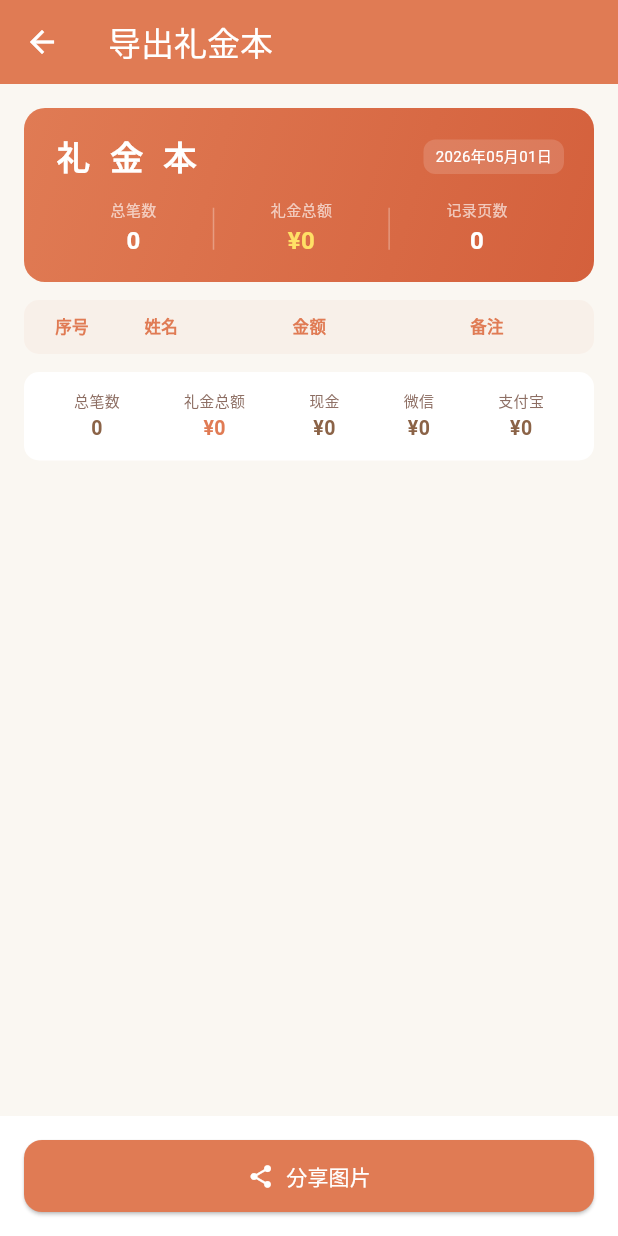
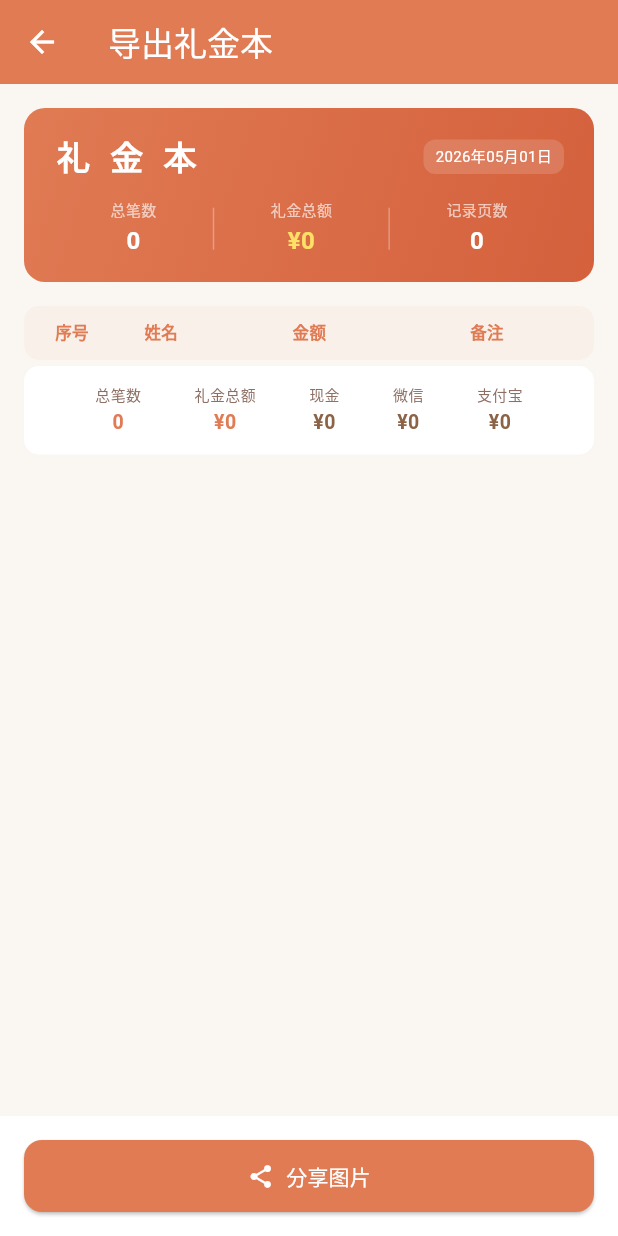
Before and after one commit to huise513/gift_record, a Flutter app: the screen it shows after launch, after a tap on "导出", on a phone screen of 412 x 824 dp. Run offline on Flutter 3.47's test engine with Material 3 defaults, Android fonts, the phone set to English and light mode, and no system bars; our stand-ins replace screenshot, share_plus, sqflite; accounts and stored records are empty; Roboto replaces fonts that are missing (Microsoft YaHei).

Commit message:
v1.9.0: 预览界面完整展示所有记录，数据列居中对齐表头

```diff
--- a/lib/screens/export_screen.dart
+++ b/lib/screens/export_screen.dart
@@ -31,7 +31,7 @@ class ExportGiftBookScreen extends StatelessWidget {
           Expanded(
             child: SingleChildScrollView(
               padding: const EdgeInsets.all(16),
-              child: _PreviewList(gifts: gifts, totalAmount: totalAmount),
+              child: _PreviewCard(gifts: gifts, totalAmount: totalAmount),
             ),
           ),
           Container(
@@ -267,8 +267,8 @@ class ExportGiftBookScreen extends StatelessWidget {
                         color: isEven ? Colors.white : const Color(0xFFFAF7F2),
                         border: Border(bottom: BorderSide(color: Colors.brown.withOpacity(0.07))),
                       ),
-                      child: Row(
-                        children: const [
+                      child: const Row(
+                        children: [
                           _Cell('', width: 40),
                           _Cell('', flex: 2),
                           _Cell('', flex: 3),
@@ -478,7 +478,7 @@ class _Cell extends StatelessWidget {
         width: width,
         child: Text(
           text,
-          textAlign: center ? TextAlign.center : TextAlign.start,
+          textAlign: center ? TextAlign.center : TextAlign.center,
           style: style,
           overflow: TextOverflow.ellipsis,
         ),
@@ -489,7 +489,7 @@ class _Cell extends StatelessWidget {
         flex: flex!,
         child: Text(
           text,
-          textAlign: center ? TextAlign.center : TextAlign.start,
+          textAlign: center ? TextAlign.center : TextAlign.center,
           style: style,
           overflow: TextOverflow.ellipsis,
           maxLines: 1,
@@ -542,22 +542,23 @@ class _SummaryItem extends StatelessWidget {
   }
 }
 
-// ─── 预览列表（与导出图片一致的布局）────────────────────────────────────────
+// ─── 预览卡片（与导出图片完全一致的布局）────────────────────────────────────
 
-class _PreviewList extends StatelessWidget {
+class _PreviewCard extends StatelessWidget {
   final List<GiftEntry> gifts;
   final double totalAmount;
 
-  const _PreviewList({required this.gifts, required this.totalAmount});
+  const _PreviewCard({required this.gifts, required this.totalAmount});
 
   @override
   Widget build(BuildContext context) {
     final currencyFmt = NumberFormat.currency(symbol: '¥', decimalDigits: 0);
+    final dateFmt = DateFormat('yyyy年MM月dd日');
     final pageCount = (gifts.length / 12).ceil();
 
     return Column(
       children: [
-        // 头部预览
+        // 头部
         Container(
           padding: const EdgeInsets.symmetric(vertical: 16, horizontal: 20),
           decoration: BoxDecoration(
@@ -589,7 +590,7 @@ class _PreviewList extends StatelessWidget {
                       borderRadius: BorderRadius.circular(8),
                     ),
                     child: Text(
-                      DateFormat('yyyy年MM月dd日').format(DateTime.now()),
+                      dateFmt.format(DateTime.now()),
                       style: const TextStyle(fontSize: 10, color: Colors.white),
                     ),
                   ),
@@ -599,18 +600,41 @@ class _PreviewList extends StatelessWidget {
               Row(
                 mainAxisAlignment: MainAxisAlignment.spaceEvenly,
                 children: [
-                  _StatItem(label: '总笔数', value: '${gifts.length}'),
+                  Column(
+                    children: [
+                      Text('总笔数', style: TextStyle(fontSize: 10, color: Colors.white.withOpacity(0.65))),
+                      const SizedBox(height: 2),
+                      Text('${gifts.length}', style: const TextStyle(fontSize: 16, fontWeight: FontWeight.bold, color: Colors.white)),
+                    ],
+                  ),
                   Container(width: 1, height: 28, color: Colors.white.withOpacity(0.3)),
-                  _StatItem(label: '礼金总额', value: currencyFmt.format(totalAmount), valueColor: const Color(0xFFFFE066)),
+                  Column(
+                    children: [
+                      Text('礼金总额', style: TextStyle(fontSize: 10, color: Colors.white.withOpacity(0.65))),
+                      const SizedBox(height: 2),
+                      Text(currencyFmt.format(totalAmount), style: const TextStyle(fontSize: 16, fontWeight: FontWeight.bold, color: Color(0xFFFFE066))),
+                    ],
+                  ),
                   Container(width: 1, height: 28, color: Colors.white.withOpacity(0.3)),
-                  _StatItem(label: '记录页数', value: '$pageCount'),
+                  Column(
+                    children: [
+                      Text('记录页数', style: TextStyle(fontSize: 10, color: Colors.white.withOpacity(0.65))),
+                      const SizedBox(height: 2),
+                      Text('$pageCount', style: const TextStyle(fontSize: 16, fontWeight: FontWeight.bold, color: Colors.white)),
+                    ],
+                  ),
                 ],
               ),
             ],
           ),
         ),
 
-        const SizedBox(height: 12),
+        const SizedBox(height: 8),
+
+        // 支付方式统计
+        _PreviewPaymentSummary(gifts: gifts, currencyFmt: currencyFmt),
+
+        const SizedBox(height: 8),
 
         // 表头
         Container(
@@ -631,11 +655,48 @@ class _PreviewList extends StatelessWidget {
 
         const SizedBox(height: 4),
 
-        // 记录列表（只显示前12条作为预览）
+        // 全部记录（按页分组，与导出图片完全一致）
+        ...List.generate(pageCount, (pageIndex) {
+          final startIdx = pageIndex * 12;
+          final endIdx = (startIdx + 12).clamp(0, gifts.length);
+          final pageGifts = gifts.sublist(startIdx, endIdx);
+
+          return Column(
+            children: [
+              // 页眉
+              if (pageIndex > 0)
+                Container(
+                  width: double.infinity,
+                  padding: const EdgeInsets.symmetric(vertical: 5, horizontal: 12),
+                  decoration: BoxDecoration(
+                    color: const Color(0xFFE07B54).withOpacity(0.04),
+                    borderRadius: const BorderRadius.vertical(top: Radius.circular(10)),
+                  ),
+                  child: Row(
+                    children: [
+                      const Icon(Icons.subdirectory_arrow_right, size: 12, color: Color(0xFFE07B54)),
+                      const SizedBox(width: 4),
+                      Text(
+                        '第 ${pageIndex + 1} 页（续）',
+                        style: const TextStyle(fontSize: 10, color: Color(0xFFE07B54), fontWeight: FontWeight.w500),
+                      ),
+                      const Spacer(),
+                      Text(
+                        '本页小计：${currencyFmt.format(pageGifts.fold(0.0, (sum, g) => sum + g.amount))}',
+                        style: const TextStyle(fontSize: 10, color: Color(0xFFE07B54)),
+                      ),
+                    ],
+                  ),
+                ),
+
+              // 记录列表
               Container(
                 decoration: BoxDecoration(
                   color: Colors.white,
-            borderRadius: BorderRadius.circular(10),
+                  borderRadius: BorderRadius.vertical(
+                    top: pageIndex == 0 ? const Radius.circular(10) : Radius.zero,
+                    bottom: pageIndex == pageCount - 1 ? const Radius.circular(10) : const Radius.circular(0),
+                  ),
                   boxShadow: [
                     BoxShadow(
                       color: Colors.brown.withOpacity(0.04),
@@ -645,57 +706,82 @@ class _PreviewList extends StatelessWidget {
                   ],
                 ),
                 child: ClipRRect(
-            borderRadius: BorderRadius.circular(10),
+                  borderRadius: BorderRadius.vertical(
+                    top: pageIndex == 0 ? const Radius.circular(10) : Radius.zero,
+                    bottom: pageIndex == pageCount - 1 ? const Radius.circular(10) : Radius.zero,
+                  ),
                   child: Column(
-              children: List.generate(
-                gifts.length.clamp(0, 12),
-                (index) {
-                  final gift = gifts[index];
+                    children: pageGifts.asMap().entries.map((entry) {
+                      final index = entry.key;
+                      final gift = entry.value;
+                      final globalIndex = startIdx + index;
                       final isEven = index % 2 == 0;
+
                       return Container(
-                    padding: const EdgeInsets.symmetric(horizontal: 12, vertical: 10),
+                        padding: const EdgeInsets.symmetric(horizontal: 12, vertical: 9),
                         decoration: BoxDecoration(
                           color: isEven ? Colors.white : const Color(0xFFFAF7F2),
-                      border: Border(
-                        bottom: BorderSide(color: Colors.brown.withOpacity(0.06)),
-                      ),
+                          border: Border(bottom: BorderSide(color: Colors.brown.withOpacity(0.06))),
                         ),
                         child: Row(
                           children: [
-                        _PCell('${index + 1}', width: 40, center: true, color: const Color(0xFFB8907A)),
+                            _PCell('${globalIndex + 1}', width: 40, center: true, color: const Color(0xFFB8907A)),
                             _PCell(gift.giverName, flex: 2),
-                        _PCell(_formatAmountPreview(currencyFmt, gift), flex: 3),
+                            _PCell(_formatAmount(currencyFmt, gift), flex: 3),
                             _PCell(gift.note ?? '', flex: 3, fontSize: 11, color: const Color(0xFF9E8B7D)),
                           ],
                         ),
                       );
-                },
-              ),
+                    }).toList(),
                   ),
                 ),
               ),
 
+              // 页脚
+              Container(
+                width: double.infinity,
+                padding: const EdgeInsets.symmetric(horizontal: 12, vertical: 6),
+                decoration: BoxDecoration(
+                  color: const Color(0xFFE07B54).withOpacity(0.03),
+                  borderRadius: BorderRadius.vertical(
+                    bottom: pageIndex == pageCount - 1 ? const Radius.circular(10) : Radius.zero,
+                  ),
+                ),
+                child: Row(
+                  mainAxisAlignment: MainAxisAlignment.spaceBetween,
+                  children: [
+                    Text(
+                      '第 ${pageIndex + 1} / $pageCount 页',
+                      style: TextStyle(fontSize: 10, color: Colors.brown[300]),
+                    ),
+                    Text(
+                      '本页小计：${currencyFmt.format(pageGifts.fold(0.0, (sum, g) => sum + g.amount))}',
+                      style: const TextStyle(fontSize: 10, color: Color(0xFFE07B54)),
+                    ),
+                  ],
+                ),
+              ),
+
               const SizedBox(height: 8),
+            ],
+          );
+        }),
 
-        // 支付方式汇总
-        _buildSummary(currencyFmt),
-
-        if (gifts.length > 12)
+        // 底部汇总
         Container(
           padding: const EdgeInsets.all(12),
           decoration: BoxDecoration(
-              color: const Color(0xFFE07B54).withOpacity(0.04),
+            color: Colors.white,
             borderRadius: BorderRadius.circular(10),
           ),
           child: Row(
-              mainAxisAlignment: MainAxisAlignment.center,
+            mainAxisAlignment: MainAxisAlignment.spaceEvenly,
             children: [
-                const Icon(Icons.info_outline, size: 14, color: Color(0xFFE07B54)),
-                const SizedBox(width: 6),
-                Text(
-                  '共 ${gifts.length} 条记录，分 $pageCount 页导出',
-                  style: const TextStyle(fontSize: 12, color: Color(0xFFE07B54)),
-                ),
+              _SummaryCol(label: '总笔数', value: '${gifts.length}', color: const Color(0xFFE07B54)),
+              _SummaryCol(label: '礼金总额', value: currencyFmt.format(totalAmount), color: const Color(0xFFE07B54)),
+              _SummaryCol(label: '现金', value: currencyFmt.format(_sumByMethod(gifts, '现金'))),
+              _SummaryCol(label: '微信', value: currencyFmt.format(_sumByMethod(gifts, '微信'))),
+              _SummaryCol(label: '支付宝', value: currencyFmt.format(_sumByMethod(gifts, '支付宝'))),
             ],
           ),
         ),
@@ -703,31 +789,37 @@ class _PreviewList extends StatelessWidget {
     );
   }
 
-  Widget _buildSummary(NumberFormat currencyFmt) {
+  Widget _PreviewPaymentSummary({required List<GiftEntry> gifts, required NumberFormat currencyFmt}) {
     final cashTotal = _sumByMethod(gifts, '现金');
     final wechatTotal = _sumByMethod(gifts, '微信');
     final alipayTotal = _sumByMethod(gifts, '支付宝');
+    final bankTotal = _sumByMethod(gifts, '银行转账');
+
+    final hasMultiple = [cashTotal, wechatTotal, alipayTotal, bankTotal].where((t) => t > 0).length;
+    if (hasMultiple <= 1) return const SizedBox.shrink();
 
     return Container(
-          padding: const EdgeInsets.all(12),
+      padding: const EdgeInsets.symmetric(horizontal: 12, vertical: 8),
       decoration: BoxDecoration(
         color: Colors.white,
         borderRadius: BorderRadius.circular(10),
       ),
       child: Row(
-            mainAxisAlignment: MainAxisAlignment.spaceAround,
         children: [
-              _SummaryCol(label: '总笔数', value: '${gifts.length}'),
-              _SummaryCol(label: '礼金总额', value: currencyFmt.format(totalAmount), valueColor: const Color(0xFFE07B54)),
-              _SummaryCol(label: '现金', value: currencyFmt.format(cashTotal)),
-              _SummaryCol(label: '微信', value: currencyFmt.format(wechatTotal)),
-              _SummaryCol(label: '支付宝', value: currencyFmt.format(alipayTotal)),
+          const Icon(Icons.pie_chart_outline, size: 12, color: Color(0xFFE07B54)),
+          const SizedBox(width: 4),
+          Text('支付方式', style: TextStyle(fontSize: 10, color: Colors.brown[400], fontWeight: FontWeight.w500)),
+          const SizedBox(width: 8),
+          if (cashTotal > 0) _PreviewChip(label: '现金', amount: currencyFmt.format(cashTotal)),
+          if (wechatTotal > 0) _PreviewChip(label: '微信', amount: currencyFmt.format(wechatTotal)),
+          if (alipayTotal > 0) _PreviewChip(label: '支付宝', amount: currencyFmt.format(alipayTotal)),
+          if (bankTotal > 0) _PreviewChip(label: '银行转账', amount: currencyFmt.format(bankTotal)),
         ],
       ),
     );
   }
 
-  String _formatAmountPreview(NumberFormat currencyFmt, GiftEntry gift) {
+  String _formatAmount(NumberFormat currencyFmt, GiftEntry gift) {
     if (gift.paymentMethod != '现金') {
       return '${currencyFmt.format(gift.amount)}（${gift.paymentMethod}）';
     }
@@ -736,28 +828,6 @@ class _PreviewList extends StatelessWidget {
 
   double _sumByMethod(List<GiftEntry> gifts, String method) {
     return gifts.where((g) => g.paymentMethod == method).fold(0.0, (sum, g) => sum + g.amount);
-  }
-}
-
-class _StatItem extends StatelessWidget {
-  final String label;
-  final String value;
-  final Color? valueColor;
-
-  const _StatItem({required this.label, required this.value, this.valueColor});
-
-  @override
-  Widget build(BuildContext context) {
-    return Column(
-      children: [
-        Text(label, style: TextStyle(fontSize: 10, color: Colors.white.withOpacity(0.65))),
-        const SizedBox(height: 2),
-        Text(
-          value,
-          style: TextStyle(fontSize: 16, fontWeight: FontWeight.bold, color: valueColor ?? Colors.white),
-        ),
-      ],
-    );
   }
 }
 
@@ -810,25 +880,36 @@ class _PCell extends StatelessWidget {
     if (width != null) {
       return SizedBox(
         width: width,
-        child: Text(text, textAlign: center ? TextAlign.center : TextAlign.start, style: style, overflow: TextOverflow.ellipsis),
+        child: Text(
+          text,
+          textAlign: center ? TextAlign.center : TextAlign.center,
+          style: style,
+          overflow: TextOverflow.ellipsis,
+        ),
       );
     }
     if (flex != null) {
       return Expanded(
         flex: flex!,
-        child: Text(text, textAlign: center ? TextAlign.center : TextAlign.start, style: style, overflow: TextOverflow.ellipsis, maxLines: 1),
+        child: Text(
+          text,
+          textAlign: center ? TextAlign.center : TextAlign.center,
+          style: style,
+          overflow: TextOverflow.ellipsis,
+          maxLines: 1,
+        ),
       );
     }
-    return Text(text, style: style);
+    return Text(text, textAlign: TextAlign.center, style: style);
   }
 }
 
 class _SummaryCol extends StatelessWidget {
   final String label;
   final String value;
-  final Color? valueColor;
+  final Color? color;
 
-  const _SummaryCol({required this.label, required this.value, this.valueColor});
+  const _SummaryCol({required this.label, required this.value, this.color});
 
   @override
   Widget build(BuildContext context) {
@@ -836,8 +917,31 @@ class _SummaryCol extends StatelessWidget {
       children: [
         Text(label, style: TextStyle(fontSize: 10, color: Colors.brown[400])),
         const SizedBox(height: 2),
-        Text(value, style: TextStyle(fontSize: 13, fontWeight: FontWeight.bold, color: valueColor ?? const Color(0xFF8B6347))),
+        Text(value, style: TextStyle(fontSize: 13, fontWeight: FontWeight.bold, color: color ?? const Color(0xFF8B6347))),
       ],
     );
   }
 }
+
+class _PreviewChip extends StatelessWidget {
+  final String label;
+  final String amount;
+
+  const _PreviewChip({required this.label, required this.amount});
+
+  @override
+  Widget build(BuildContext context) {
+    return Container(
+      margin: const EdgeInsets.only(right: 6),
+      padding: const EdgeInsets.symmetric(horizontal: 6, vertical: 3),
+      decoration: BoxDecoration(
+        color: const Color(0xFFFAF7F2),
+        borderRadius: BorderRadius.circular(4),
+      ),
+      child: Text(
+        '$label $amount',
+        style: const TextStyle(fontSize: 10, color: Color(0xFF8B6347)),
+      ),
+    );
+  }
+}
```
Lines whose indentation alone changed are shown as unchanged.
